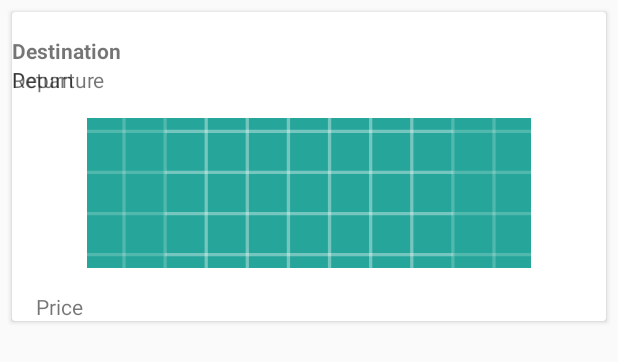
After one commit to OhranFaruk961/androidWT, an Android app: the layout tour_list_item.xml on its own in the app's theme, with its tools: preview values and no code run, on a phone screen of 412 x 824 dp. The commit adds this screen. Shown: the top 362 px of the screen. Run offline under Robolectric (Android 15) with nearby library versions, the light colour scheme and no system bars.

Commit message:
prikazivanje destinacije

```diff
--- a/app/build.gradle
+++ b/app/build.gradle
@@ -33,6 +33,7 @@ dependencies {
 
     implementation 'id.zelory:compressor:2.1.0'
     implementation 'com.github.bumptech.glide:glide:3.7.0'
+    implementation 'com.android.support:cardview-v7:28.0.0'
 }
 
 
--- a/app/src/main/AndroidManifest.xml
+++ b/app/src/main/AndroidManifest.xml
@@ -5,6 +5,7 @@
     <uses-permission android:name="android.permission.INTERNET" />
     <uses-permission android:name="android.permission.READ_EXTERNAL_STORAGE" />
     <uses-permission android:name="android.permission.WRITE_EXTERNAL_STORAGE" />
+    <uses-permission android:name="android.permission.ACCESS_NETWORK_STATE" />
 
     <application
         android:allowBackup="true"
--- a/app/src/main/java/com/example/faruk/wt_travel_agency/RegistracijaActivity.java
+++ b/app/src/main/java/com/example/faruk/wt_travel_agency/RegistracijaActivity.java
@@ -63,9 +63,9 @@ public class RegistracijaActivity extends AppCompatActivity {
     protected void onStart() {
             super.onStart();
         FirebaseUser currentUser = auth.getCurrentUser();
-        if (currentUser != null) {
-        sendToMain();
-        }
+     //   if (currentUser != null) {
+       // sendToMain();
+        //}
     }
 
     //endregion
--- /dev/null
+++ b/app/src/main/res/layout/tour_list_item.xml
@@ -0,0 +1,84 @@
+<?xml version="1.0" encoding="utf-8"?>
+<android.support.constraint.ConstraintLayout
+    xmlns:android="http://schemas.android.com/apk/res/android"
+    xmlns:app="http://schemas.android.com/apk/res-auto"
+    xmlns:tools="http://schemas.android.com/tools"
+    android:layout_width="match_parent"
+    android:layout_height="wrap_content">
+
+    <android.support.v7.widget.CardView
+        android:id="@+id/main_blog_post"
+        android:layout_width="0dp"
+        android:layout_height="wrap_content"
+        android:layout_marginStart="8dp"
+        android:layout_marginTop="8dp"
+        android:layout_marginEnd="8dp"
+        android:layout_marginBottom="8dp"
+        android:padding="20dp"
+        app:layout_constraintBottom_toBottomOf="parent"
+        app:layout_constraintEnd_toEndOf="parent"
+        app:layout_constraintStart_toStartOf="parent"
+        app:layout_constraintTop_toTopOf="parent">
+
+        <android.support.constraint.ConstraintLayout
+            android:layout_width="match_parent"
+            android:layout_height="wrap_content">
+
+
+
+
+            <TextView
+                android:id="@+id/tour_destination"
+                android:layout_width="wrap_content"
+                android:layout_height="wrap_content"
+                android:layout_marginStart="8dp"
+                android:layout_marginTop="16dp"
+                android:text="Destination"
+                android:textStyle="bold"
+                app:layout_constraintTop_toTopOf="parent" />
+
+            <TextView
+                android:id="@+id/tour_date_departure"
+                android:layout_width="wrap_content"
+                android:layout_height="wrap_content"
+                android:layout_marginStart="8dp"
+                android:text="Departure"
+                app:layout_constraintTop_toBottomOf="@+id/tour_destination" />
+
+            <TextView
+                android:id="@+id/tour_date_return"
+                android:layout_width="wrap_content"
+                android:layout_height="wrap_content"
+                android:text="Return"
+                app:layout_constraintBaseline_toBaselineOf="@+id/tour_date_departure"
+                tools:layout_editor_absoluteX="72dp" />
+
+            <ImageView
+                android:id="@+id/tour_image"
+                android:layout_width="0dp"
+                android:layout_height="100dp"
+                android:layout_marginStart="50dp"
+                android:layout_marginTop="16dp"
+                android:layout_marginEnd="50dp"
+                android:scaleType="centerCrop"
+                app:layout_constraintEnd_toEndOf="parent"
+                app:layout_constraintStart_toStartOf="parent"
+                app:layout_constraintTop_toBottomOf="@+id/tour_date_departure"
+                app:srcCompat="@drawable/ic_launcher_background" />
+
+            <TextView
+                android:id="@+id/blog_desc"
+                android:layout_width="0dp"
+                android:layout_height="wrap_content"
+                android:layout_marginStart="16dp"
+                android:layout_marginTop="16dp"
+                android:layout_marginEnd="16dp"
+                android:text="Price"
+                app:layout_constraintEnd_toEndOf="parent"
+                app:layout_constraintStart_toStartOf="parent"
+                app:layout_constraintTop_toBottomOf="@+id/tour_image" />
+
+        </android.support.constraint.ConstraintLayout>
+    </android.support.v7.widget.CardView>
+
+</android.support.constraint.ConstraintLayout>
```
Also changed, not shown: app/src/main/java/com/example/faruk/wt_travel_agency/LoginActivity.java (+4 -4 lines), app/src/main/java/com/example/faruk/wt_travel_agency/MainActivity.java (+52 -14 lines), app/src/main/java/com/example/faruk/wt_travel_agency/Tour.java (added, +66 -0 lines), app/src/main/java/com/example/faruk/wt_travel_agency/TourRecyclerAdapter.java (added, +58 -0 lines), app/src/main/res/layout/activity_main.xml (+7 -1 lines).
